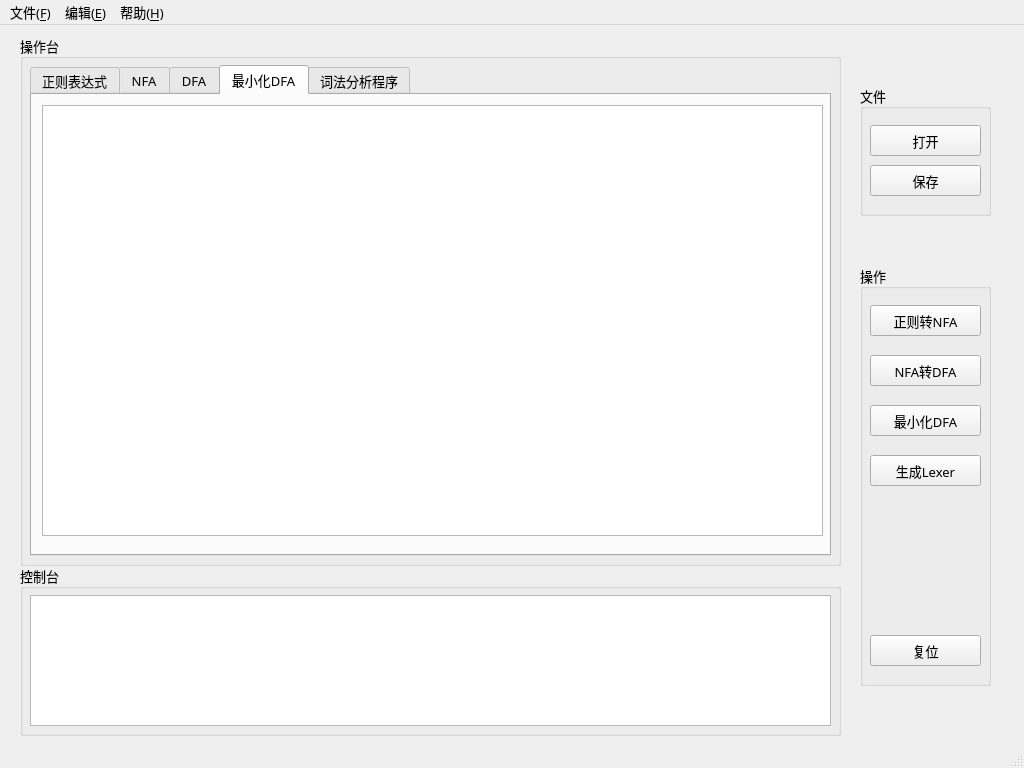
First picture: the form in R2Lexer/mainwindow.ui, repository Lyuyk/Compile-Principle-Course-Labs, before the edit.
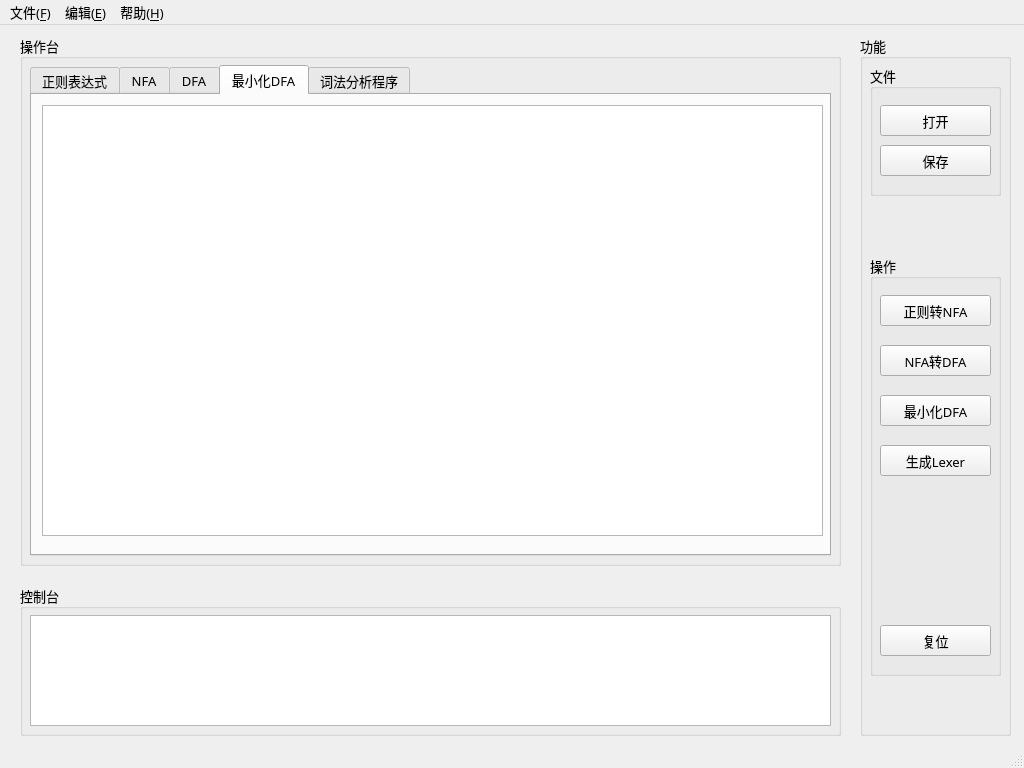
Second picture: the form after the edit. The open tabs and pages were chosen to show the change.

Commit message: 界面交互优化，bug修复

Diff of the .ui file:
```diff
--- a/R2Lexer/mainwindow.ui
+++ b/R2Lexer/mainwindow.ui
@@ -191,11 +191,147 @@
      </widget>
     </widget>
    </widget>
-   <widget class="QGroupBox" name="groupBox_2">
+   <widget class="QGroupBox" name="groupBox_console">
+    <property name="geometry">
+     <rect>
+      <x>20</x>
+      <y>560</y>
+      <width>821</width>
+      <height>151</height>
+     </rect>
+    </property>
+    <property name="font">
+     <font>
+      <family>微软雅黑</family>
+      <pointsize>10</pointsize>
+      <stylestrategy>PreferAntialias</stylestrategy>
+     </font>
+    </property>
+    <property name="title">
+     <string>控制台</string>
+    </property>
+    <widget class="QPlainTextEdit" name="plainTextEdit_console">
+     <property name="geometry">
+      <rect>
+       <x>10</x>
+       <y>30</y>
+       <width>801</width>
+       <height>111</height>
+      </rect>
+     </property>
+     <property name="font">
+      <font>
+       <family>Courier New</family>
+       <pointsize>9</pointsize>
+       <stylestrategy>PreferAntialias</stylestrategy>
+      </font>
+     </property>
+     <property name="readOnly">
+      <bool>true</bool>
+     </property>
+     <property name="plainText">
+      <string/>
+     </property>
+    </widget>
+   </widget>
+   <widget class="QGroupBox" name="groupBox">
     <property name="geometry">
      <rect>
       <x>860</x>
-      <y>240</y>
+      <y>10</y>
+      <width>151</width>
+      <height>701</height>
+     </rect>
+    </property>
+    <property name="sizePolicy">
+     <sizepolicy hsizetype="Preferred" vsizetype="Fixed">
+      <horstretch>0</horstretch>
+      <verstretch>0</verstretch>
+     </sizepolicy>
+    </property>
+    <property name="minimumSize">
+     <size>
+      <width>151</width>
+      <height>701</height>
+     </size>
+    </property>
+    <property name="title">
+     <string>功能</string>
+    </property>
+    <widget class="QGroupBox" name="groupBox_file">
+     <property name="geometry">
+      <rect>
+       <x>10</x>
+       <y>30</y>
+       <width>131</width>
+       <height>131</height>
+      </rect>
+     </property>
+     <property name="font">
+      <font>
+       <family>微软雅黑</family>
+       <pointsize>10</pointsize>
+       <stylestrategy>PreferAntialias</stylestrategy>
+      </font>
+     </property>
+     <property name="toolTip">
+      <string extracomment="打开正则表达式文件"/>
+     </property>
+     <property name="title">
+      <string>文件</string>
+     </property>
+     <widget class="QPushButton" name="pushButton_openRegexFile">
+      <property name="geometry">
+       <rect>
+        <x>10</x>
+        <y>40</y>
+        <width>111</width>
+        <height>31</height>
+       </rect>
+      </property>
+      <property name="font">
+       <font>
+        <family>微软雅黑</family>
+        <pointsize>10</pointsize>
+        <stylestrategy>PreferAntialias</stylestrategy>
+       </font>
+      </property>
+      <property name="toolTip">
+       <string>打开正则表达式文件</string>
+      </property>
+      <property name="text">
+       <string>打开</string>
+      </property>
+     </widget>
+     <widget class="QPushButton" name="pushButton_saveRegexToFile">
+      <property name="geometry">
+       <rect>
+        <x>10</x>
+        <y>80</y>
+        <width>111</width>
+        <height>31</height>
+       </rect>
+      </property>
+      <property name="font">
+       <font>
+        <family>微软雅黑</family>
+        <pointsize>10</pointsize>
+        <stylestrategy>PreferAntialias</stylestrategy>
+       </font>
+      </property>
+      <property name="toolTip">
+       <string>保存正则表达式到文件中</string>
+      </property>
+      <property name="text">
+       <string>保存</string>
+      </property>
+     </widget>
+    </widget>
+    <widget class="QGroupBox" name="groupBox_operate">
+     <property name="geometry">
+      <rect>
+       <x>10</x>
+       <y>220</y>
       <width>131</width>
       <height>421</height>
      </rect>
@@ -322,117 +458,6 @@
       <string>生成Lexer</string>
      </property>
     </widget>
-   </widget>
-   <widget class="QGroupBox" name="groupBox_3">
-    <property name="geometry">
-     <rect>
-      <x>20</x>
-      <y>540</y>
-      <width>821</width>
-      <height>171</height>
-     </rect>
-    </property>
-    <property name="font">
-     <font>
-      <family>微软雅黑</family>
-      <pointsize>10</pointsize>
-      <stylestrategy>PreferAntialias</stylestrategy>
-     </font>
-    </property>
-    <property name="title">
-     <string>控制台</string>
-    </property>
-    <widget class="QPlainTextEdit" name="plainTextEdit_console">
-     <property name="geometry">
-      <rect>
-       <x>10</x>
-       <y>30</y>
-       <width>801</width>
-       <height>131</height>
-      </rect>
-     </property>
-     <property name="font">
-      <font>
-       <family>Courier New</family>
-       <pointsize>9</pointsize>
-       <stylestrategy>PreferAntialias</stylestrategy>
-      </font>
-     </property>
-     <property name="readOnly">
-      <bool>true</bool>
-     </property>
-     <property name="plainText">
-      <string/>
-     </property>
-    </widget>
-   </widget>
-   <widget class="QGroupBox" name="groupBox_4">
-    <property name="geometry">
-     <rect>
-      <x>860</x>
-      <y>60</y>
-      <width>131</width>
-      <height>131</height>
-     </rect>
-    </property>
-    <property name="font">
-     <font>
-      <family>微软雅黑</family>
-      <pointsize>10</pointsize>
-      <stylestrategy>PreferAntialias</stylestrategy>
-     </font>
-    </property>
-    <property name="toolTip">
-     <string extracomment="打开正则表达式文件"/>
-    </property>
-    <property name="title">
-     <string>文件</string>
-    </property>
-    <widget class="QPushButton" name="pushButton_openRegexFile">
-     <property name="geometry">
-      <rect>
-       <x>10</x>
-       <y>40</y>
-       <width>111</width>
-       <height>31</height>
-      </rect>
-     </property>
-     <property name="font">
-      <font>
-       <family>微软雅黑</family>
-       <pointsize>10</pointsize>
-       <stylestrategy>PreferAntialias</stylestrategy>
-      </font>
-     </property>
-     <property name="toolTip">
-      <string>打开正则表达式文件</string>
-     </property>
-     <property name="text">
-      <string>打开</string>
-     </property>
-    </widget>
-    <widget class="QPushButton" name="pushButton_saveRegexToFile">
-     <property name="geometry">
-      <rect>
-       <x>10</x>
-       <y>80</y>
-       <width>111</width>
-       <height>31</height>
-      </rect>
-     </property>
-     <property name="font">
-      <font>
-       <family>微软雅黑</family>
-       <pointsize>10</pointsize>
-       <stylestrategy>PreferAntialias</stylestrategy>
-      </font>
-     </property>
-     <property name="toolTip">
-      <string>保存正则表达式到文件中</string>
-     </property>
-     <property name="text">
-      <string>保存</string>
-     </property>
     </widget>
    </widget>
   </widget>
```
Left out of the diff: 8 changed lines with no effect on the pictures. Lines whose indentation alone changed are shown as unchanged. The commit also changes 4 other files.
